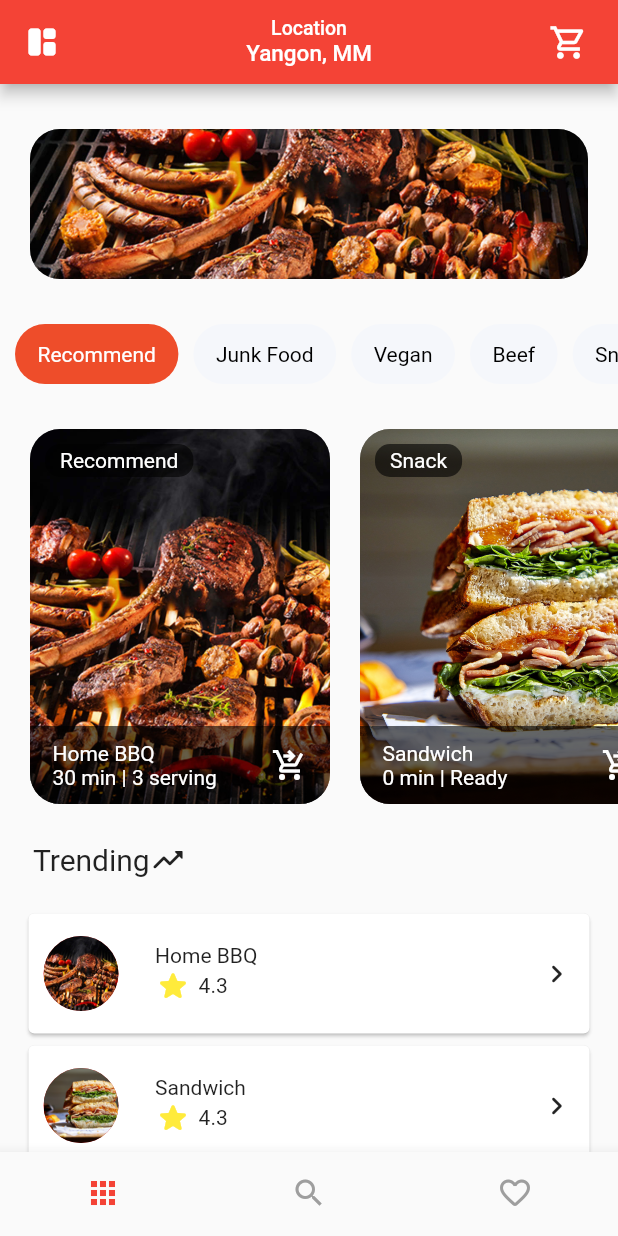
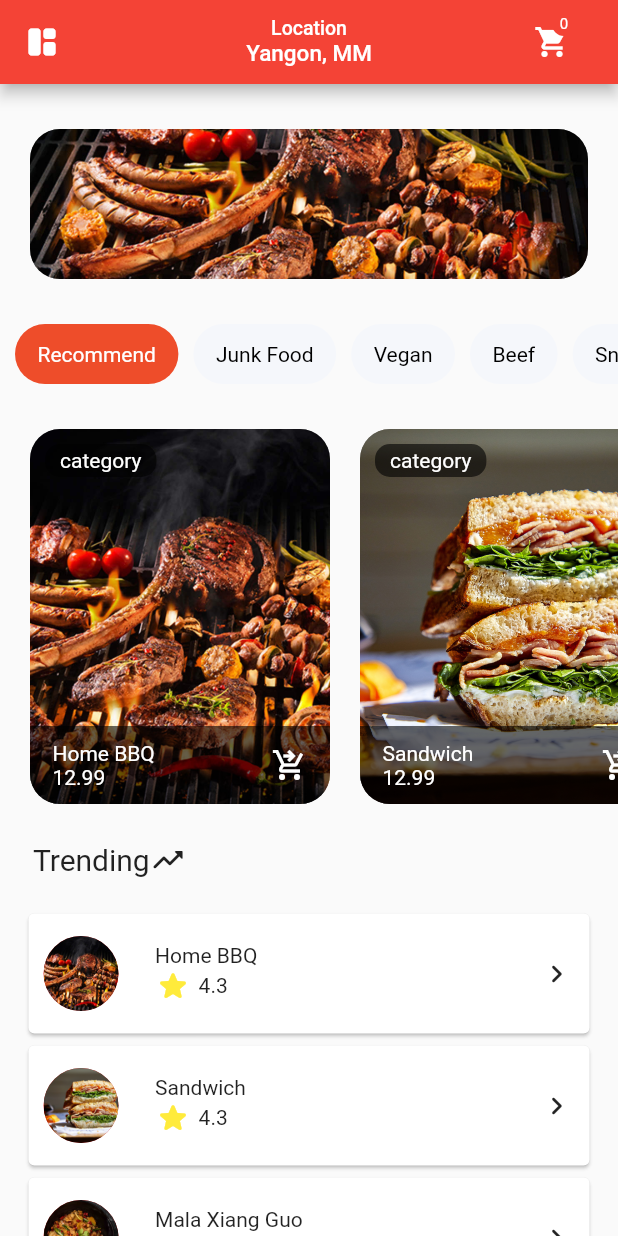
Before and after one commit to thetooaung07/flutter_foodly, a Flutter app: the screen it shows after launch, on a phone screen of 412 x 824 dp. Run offline on Flutter 3.47's test engine with Material 2 defaults, Android fonts, the phone set to English and light mode, and no system bars.

Commit message:
synchronize shopping cart and badge

```diff
--- /dev/null
+++ b/lib/components/badge.dart
@@ -0,0 +1,46 @@
+import 'package:flutter/material.dart';
+
+class Badge extends StatelessWidget {
+  final Widget child;
+  final String value;
+  final Color? color;
+  const Badge({
+    Key? key,
+    required this.child,
+    required this.value,
+    this.color,
+  }) : super(key: key);
+
+  @override
+  Widget build(BuildContext context) {
+    return Stack(
+      alignment: Alignment.center,
+      children: [
+        child,
+        Positioned(
+          right: 8,
+          top: 8,
+          child: Container(
+            padding: EdgeInsets.all(2.0),
+            // color: Theme.of(context).accentColor,
+            decoration: BoxDecoration(
+              borderRadius: BorderRadius.circular(10.0),
+              color: color != null ? color : Theme.of(context).accentColor,
+            ),
+            constraints: BoxConstraints(
+              minWidth: 16,
+              minHeight: 16,
+            ),
+            child: Text(
+              value,
+              textAlign: TextAlign.center,
+              style: TextStyle(
+                fontSize: 10,
+              ),
+            ),
+          ),
+        )
+      ],
+    );
+  }
+}
--- /dev/null
+++ b/lib/components/toggle_icon.dart
@@ -0,0 +1,33 @@
+import 'package:flutter/material.dart';
+import 'package:food_order/providers/cart.dart';
+import 'package:food_order/providers/product.dart';
+import 'package:provider/provider.dart';
+
+class ToggleIcon extends StatelessWidget {
+  bool isClicked = false;
+
+  @override
+  Widget build(BuildContext context) {
+    final cart = Provider.of<Cart>(context);
+
+    return Consumer<Product>(
+      builder: ((context, product, _) => GestureDetector(
+            onTap: () {
+              if (cart.items.containsKey(product.id)) {
+                cart.deleteItem(product.id);
+              } else {
+                product.toggleFavouriteStatus();
+                cart.addItem(
+                    product.id, product.price, product.title, product.imageUrl);
+              }
+            },
+            child: Icon(
+              cart.items.containsKey(product.id)
+                  ? Icons.delete
+                  : Icons.shopping_cart_checkout_outlined,
+              color: Colors.white,
+            ),
+          )),
+    );
+  }
+}
--- a/lib/main.dart
+++ b/lib/main.dart
@@ -1,11 +1,13 @@
 import 'package:flutter/material.dart';
+import 'package:food_order/components/badge.dart';
 import 'package:food_order/components/drawer/main_screen_drawer.dart';
-import 'package:food_order/model/shopping_cart_provider.dart';
 import 'package:food_order/pages/details_page.dart';
 import 'package:food_order/pages/navpages/home_page.dart';
 import 'package:food_order/pages/navpages/search_page.dart';
 import 'package:food_order/pages/navpages/user_profile.dart';
 import 'package:food_order/pages/shopping_cart_page.dart';
+import 'package:food_order/providers/cart.dart';
+import 'package:food_order/providers/products_provider.dart';
 import 'package:provider/provider.dart';
 
 void main() {
@@ -20,9 +22,8 @@ class MyApp extends StatelessWidget {
   Widget build(BuildContext context) {
     return MultiProvider(
       providers: [
-        ChangeNotifierProvider(
-          create: (_) => ShoppingCartProvider(),
-        )
+        ChangeNotifierProvider(create: (ctx) => ProductsProvider()),
+        ChangeNotifierProvider(create: (ctx) => Cart())
       ],
       child: MaterialApp(
         debugShowCheckedModeBanner: false,
@@ -30,7 +31,7 @@ class MyApp extends StatelessWidget {
           switch (settings.name) {
             case "home":
               return MaterialPageRoute(builder: (context) => (HomePage()));
-            case "detail_page":
+            case "details_page":
               return MaterialPageRoute(
                   builder: (context) => (DetailsPage(
                         imgPath: settings.arguments.toString(),
@@ -95,41 +96,45 @@ class _MainScreenState extends State<MainScreen> {
         centerTitle: true,
         actions: [
           Padding(
-              padding: EdgeInsets.only(right: 20.0),
-              child: GestureDetector(
-                onTap: () {
+            padding: EdgeInsets.only(right: 20.0),
+            child: Consumer<Cart>(
+              builder: (_, cart, ch) => Badge(
+                child: ch!,
+                value: cart.itemCount.toString(),
+              ),
+              child: IconButton(
+                icon: Icon(Icons.shopping_cart),
+                onPressed: () {
                   Navigator.of(context).pushNamed("shopping_cart_page");
                 },
-                child: Icon(
-                  Icons.shopping_cart_outlined,
-                  size: 26.0,
-                ),
-              )),
+              ),
+            ),
+          ),
         ],
       ),
       body: pages[currentIndex],
-      bottomNavigationBar: BottomNavigationBar(
-        selectedFontSize: 0,
-        unselectedFontSize: 0,
-        // backgroundColor: Colors.transparent,
-        type: BottomNavigationBarType.fixed,
-        currentIndex: currentIndex,
-        selectedItemColor: Colors.red,
-        unselectedItemColor: Colors.grey,
-        showUnselectedLabels: false,
-        showSelectedLabels: false,
-        onTap: onTap,
-        items: [
-          BottomNavigationBarItem(icon: Icon(Icons.apps), label: "Home"),
-          BottomNavigationBarItem(
-            icon: Icon(Icons.search),
-            label: "Search",
-          ),
-          // BottomNavigationBarItem(icon: Icon(Icons.bar_chart), label: "Bar"),
-          BottomNavigationBarItem(
-              icon: Icon(Icons.favorite_border_rounded), label: "Favourite"),
-        ],
-      ),
+      // bottomNavigationBar: BottomNavigationBar(
+      //   selectedFontSize: 0,
+      //   unselectedFontSize: 0,
+      //   // backgroundColor: Colors.transparent,
+      //   type: BottomNavigationBarType.fixed,
+      //   currentIndex: currentIndex,
+      //   selectedItemColor: Colors.red,
+      //   unselectedItemColor: Colors.grey,
+      //   showUnselectedLabels: false,
+      //   showSelectedLabels: false,
+      //   onTap: onTap,
+      //   items: [
+      //     BottomNavigationBarItem(icon: Icon(Icons.apps), label: "Home"),
+      //     BottomNavigationBarItem(
+      //       icon: Icon(Icons.search),
+      //       label: "Search",
+      //     ),
+      //     // BottomNavigationBarItem(icon: Icon(Icons.bar_chart), label: "Bar"),
+      //     BottomNavigationBarItem(
+      //         icon: Icon(Icons.favorite_border_rounded), label: "Favourite"),
+      //   ],
+      // ),
     );
   }
 }
--- a/lib/pages/details_page.dart
+++ b/lib/pages/details_page.dart
@@ -18,9 +18,7 @@ class DetailsPage extends StatelessWidget {
             children: [
               Stack(
                 children: [
-                  Hero(
-                    tag: imgPath,
-                    child: Container(
+                  Container(
                     height: 300,
                     width: MediaQuery.of(context).size.width,
                     decoration: BoxDecoration(
@@ -31,7 +29,6 @@ class DetailsPage extends StatelessWidget {
                         repeat: ImageRepeat.noRepeat,
                         image: new AssetImage(imgPath),
                         fit: BoxFit.cover,
-                        ),
                       ),
                     ),
                   ),
--- a/lib/pages/navpages/homepage/carousel_slider.dart
+++ b/lib/pages/navpages/homepage/carousel_slider.dart
@@ -1,6 +1,7 @@
 import 'package:flutter/material.dart';
-import 'package:food_order/model/shopping_cart.dart';
-import 'package:food_order/model/shopping_cart_provider.dart';
+import 'package:food_order/components/toggle_icon.dart';
+import 'package:food_order/providers/product.dart';
+import 'package:food_order/providers/products_provider.dart';
 import 'package:provider/provider.dart';
 
 const double BORDER_RADIUS = 20;
@@ -10,39 +11,29 @@ class CarouselSlider extends StatelessWidget {
 
   @override
   Widget build(BuildContext context) {
+    final productData = Provider.of<ProductsProvider>(context);
+    final products = productData.items;
     return Container(
       margin: EdgeInsets.symmetric(vertical: 10),
       height: 250,
       child: ListView(
         scrollDirection: Axis.horizontal,
         children: [
+          for (var item in products)
+            Row(
+              children: [
                 SizedBox(
                   width: 20,
                 ),
-          CarouselSliderItem(
-              imgPath: "assets/images/bbq.jpg",
-              category: "Recommend",
-              label: "Home BBQ",
-              waitingTime: "30 min | 3 serving"),
-          SizedBox(
-            width: 20,
+                ChangeNotifierProvider(
+                  create: (ctx) => item,
+                  child: CarouselSliderItem(
+                    product: item,
                   ),
-          CarouselSliderItem(
-              imgPath: "assets/images/sandwich.jpg",
-              category: "Snack",
-              label: "Sandwich",
-              waitingTime: "0 min | Ready"),
-          SizedBox(
-            width: 20,
+                )
+              ],
             ),
-          CarouselSliderItem(
-              imgPath: "assets/images/mala_xg.png",
-              category: "Junk Food",
-              label: "Mala Xiang Guo",
-              waitingTime: "10 min | 1 serving"),
-          SizedBox(
-            width: 20,
-          ),
+          SizedBox(width: 20),
         ],
       ),
     );
@@ -52,30 +43,23 @@ class CarouselSlider extends StatelessWidget {
 class CarouselSliderItem extends StatelessWidget {
   // ShoppingCart()
 
-  final String imgPath;
-  final String category;
-  final String label;
-  final String waitingTime;
+  final Product product;
 
-  const CarouselSliderItem(
-      {Key? key,
-      required this.imgPath,
-      required this.category,
-      required this.label,
-      required this.waitingTime})
-      : super(key: key);
+  const CarouselSliderItem({
+    Key? key,
+    required this.product,
+  }) : super(key: key);
 
   @override
   Widget build(BuildContext context) {
     return GestureDetector(
       onTap: () {
-        Navigator.of(context).pushNamed("detail_page", arguments: imgPath);
+        Navigator.of(context)
+            .pushNamed("details_page", arguments: product.imageUrl);
       },
       child: Stack(
         children: [
-          Hero(
-            tag: imgPath,
-            child: Container(
+          Container(
             width: 200,
             decoration: BoxDecoration(
               borderRadius: BorderRadius.circular(BORDER_RADIUS),
@@ -84,9 +68,8 @@ class CarouselSliderItem extends StatelessWidget {
                 alignment: Alignment.center,
                 matchTextDirection: true,
                 repeat: ImageRepeat.noRepeat,
-                  image: new AssetImage(imgPath),
+                image: new AssetImage(product.imageUrl),
                 fit: BoxFit.cover,
-                ),
               ),
             ),
           ),
@@ -109,33 +92,18 @@ class CarouselSliderItem extends StatelessWidget {
                     crossAxisAlignment: CrossAxisAlignment.start,
                     children: [
                       Text(
-                        label,
+                        product.title,
                         style: TextStyle(color: Colors.white),
                       ),
                       Text(
-                        waitingTime,
+                        product.price.toString(),
                         style: TextStyle(color: Colors.white),
                       )
                     ],
                   ),
                   GestureDetector(
-                    onTap: () {
-                      Provider.of<ShoppingCartProvider>(context, listen: false)
-                          .addItemToCart(
-                        ShoppingCart(
-                          imgPath: imgPath,
-                          category: category,
-                          label: label,
-                          waitingTime: waitingTime,
-                          description: "Somethings",
+                    child: ToggleIcon(),
                   ),
-                      );
-                    },
-                    child: Icon(
-                      Icons.shopping_cart_checkout_outlined,
-                      color: Colors.white,
-                    ),
-                  )
                 ],
               ),
             ),
@@ -144,7 +112,7 @@ class CarouselSliderItem extends StatelessWidget {
             top: 10,
             left: 10,
             child: CategoryItem(
-              category: category,
+              category: "category",
             ),
           ),
         ],
--- a/lib/pages/navpages/homepage/trending_order.dart
+++ b/lib/pages/navpages/homepage/trending_order.dart
@@ -1,34 +1,16 @@
 import 'package:flutter/material.dart';
 import 'package:food_order/components/star_rating_component.dart';
-import 'package:food_order/model/shopping_cart.dart';
+import 'package:food_order/providers/cart.dart';
+import 'package:food_order/providers/products_provider.dart';
+import 'package:provider/provider.dart';
 
 class TrendingOrder extends StatelessWidget {
   const TrendingOrder({Key? key}) : super(key: key);
 
   @override
   Widget build(BuildContext context) {
-    final List<ShoppingCart> ListData = [
-      ShoppingCart(
-          imgPath: "assets/images/bbq.jpg",
-          category: "Recommend",
-          label: "Home BBQ",
-          waitingTime: "30 min | 3 serving"),
-      ShoppingCart(
-          imgPath: "assets/images/sandwich.jpg",
-          category: "Snack",
-          label: "Sandwich",
-          waitingTime: "0 min | Ready"),
-      ShoppingCart(
-          imgPath: "assets/images/mala_xg.png",
-          category: "Junk Food",
-          label: "Mala Xiang Guo",
-          waitingTime: "10 min | 1 serving"),
-      ShoppingCart(
-          imgPath: "assets/images/bbq.jpg",
-          category: "Recommend",
-          label: "Home BBQ",
-          waitingTime: "30 min | 3 serving"),
-    ];
+    final products = Provider.of<ProductsProvider>(context).items;
+
     return Container(
         margin: EdgeInsets.all(15),
         child: Column(
@@ -53,44 +35,40 @@ class TrendingOrder extends StatelessWidget {
             SizedBox(
               height: 20,
             ),
+            for (var item in products)
               TrendingOrderCard(
-              data: ListData[0],
+                  data: CartItem(
+                      id: item.id,
+                      price: item.price,
+                      quantity: 1,
+                      imageUrl: item.imageUrl,
+                      title: item.title),
                   icon: Icon(Icons.keyboard_arrow_right_rounded),
-              onPressed: () => null),
-          TrendingOrderCard(
-              data: ListData[1],
-              icon: Icon(Icons.keyboard_arrow_right_rounded),
-              onPressed: () => null),
-          TrendingOrderCard(
-              data: ListData[2],
-              icon: Icon(Icons.keyboard_arrow_right_rounded),
-              onPressed: () => null),
-          TrendingOrderCard(
-              data: ListData[3],
-              icon: Icon(Icons.keyboard_arrow_right_rounded),
-              onPressed: () => null),
+                  onPressedCard: () => Navigator.of(context)
+                      .pushNamed("details_page", arguments: item.imageUrl)),
           ],
-      ),
-    );
+        ));
   }
 }
 
 class TrendingOrderCard extends StatelessWidget {
-  final ShoppingCart data;
+  final CartItem data;
   final Icon icon;
-  final Function() onPressed;
+  final Function()? onPressedIcon;
+  final Function()? onPressedCard;
   const TrendingOrderCard(
       {Key? key,
       required this.data,
       required this.icon,
-      required this.onPressed})
+      this.onPressedIcon,
+      this.onPressedCard})
       : super(key: key);
 
   @override
   Widget build(BuildContext context) {
     return Card(
       child: InkWell(
-        onTap: () {},
+        onTap: onPressedCard ?? null,
         child: Stack(
           children: <Widget>[
             Padding(
@@ -105,7 +83,7 @@ class TrendingOrderCard extends StatelessWidget {
                   children: <Widget>[
                     CircleAvatar(
                       radius: 25,
-                      backgroundImage: AssetImage(data.imgPath),
+                      backgroundImage: AssetImage(data.imageUrl),
                     ),
                     Container(
                       padding: EdgeInsets.fromLTRB(8.0, 5.0, 0.0, 5.0),
@@ -115,7 +93,7 @@ class TrendingOrderCard extends StatelessWidget {
                         crossAxisAlignment: CrossAxisAlignment.start,
                         children: <Widget>[
                           Text(
-                            data.label.toString(),
+                            data.title.toString(),
                             maxLines: 1,
                             overflow: TextOverflow.ellipsis,
                             // style: CustomTextStyle.textSubtitle2BlackShades(context),
@@ -128,7 +106,7 @@ class TrendingOrderCard extends StatelessWidget {
                       ),
                     ),
                     GestureDetector(
-                      onTap: () {},
+                      onTap: onPressedIcon ?? null,
                       child: icon,
                     )
                   ],
--- /dev/null
+++ b/lib/providers/cart.dart
@@ -0,0 +1,71 @@
+import 'package:flutter/material.dart';
+
+class CartItem {
+  final String id;
+  final String title;
+  final int quantity;
+  final double price;
+  final String imageUrl;
+
+  CartItem({
+    required this.id,
+    required this.title,
+    required this.quantity,
+    required this.price,
+    required this.imageUrl,
+  });
+}
+
+class Cart with ChangeNotifier {
+  Map<String, CartItem> _items = {};
+  Map<String, CartItem> get items {
+    return {..._items};
+  }
+
+  void addItem(String productId, double price, String title, String imageUrl) {
+    if (_items.containsKey(productId)) {
+      // change only quantity
+      _items.update(
+        productId,
+        (existingCartItem) => CartItem(
+            id: existingCartItem.id,
+            title: existingCartItem.title,
+            imageUrl: existingCartItem.imageUrl,
+            quantity: existingCartItem.quantity + 1,
+            price: existingCartItem.price),
+      );
+    } else {
+      _items.putIfAbsent(
+        productId,
+        () => CartItem(
+            id: productId,
+            title: title,
+            quantity: 1,
+            imageUrl: imageUrl,
+            price: price),
+      );
+    }
+
+    notifyListeners();
+  }
+
+  int get itemCount {
+    return _items.isEmpty ? 0 : _items.length;
+  }
+
+  double get totalAmount {
+    var total = 0.0;
+    _items.forEach((key, cartItem) {
+      total += cartItem.price * cartItem.quantity;
+    });
+
+    return total;
+  }
+
+  void deleteItem(String productId) {
+    print("remove is called $productId");
+    _items.remove(productId);
+    print(_items);
+    notifyListeners();
+  }
+}
--- /dev/null
+++ b/lib/providers/product.dart
@@ -0,0 +1,24 @@
+import 'package:flutter/material.dart';
+
+class Product with ChangeNotifier {
+  final String id;
+  final String title;
+  final String description;
+  final double price;
+  final String imageUrl;
+  bool isInCart;
+
+  Product({
+    required this.id,
+    required this.title,
+    required this.description,
+    required this.price,
+    required this.imageUrl,
+    this.isInCart = false,
+  });
+
+  void toggleFavouriteStatus() {
+    isInCart = !isInCart;
+    notifyListeners();
+  }
+}
--- /dev/null
+++ b/lib/providers/products_provider.dart
@@ -0,0 +1,41 @@
+import 'package:flutter/material.dart';
+import 'package:food_order/providers/product.dart';
+
+class ProductsProvider with ChangeNotifier {
+  List<Product> _items = [
+    Product(
+      id: "p1",
+      title: "Home BBQ",
+      description: "description",
+      price: 12.99,
+      imageUrl: "assets/images/bbq.jpg",
+    ),
+    Product(
+      id: "p2",
+      title: "Sandwich",
+      description: "description",
+      price: 12.99,
+      imageUrl: "assets/images/sandwich.jpg",
+    ),
+    Product(
+      id: "p3",
+      title: "Mala Xiang Guo",
+      description: "description",
+      price: 12.99,
+      imageUrl: "assets/images/mala_xg.png",
+    )
+  ];
+
+  List<Product> get items {
+    return [..._items];
+  }
+
+  void addProduct() {
+    // _items.add(value);
+    notifyListeners();
+  }
+
+  List<Product> get favouriteItems {
+    return _items.where((el) => el.isInCart).toList();
+  }
+}
--- a/pubspec.yaml
+++ b/pubspec.yaml
@@ -34,6 +34,9 @@ dependencies:
   # Use with the CupertinoIcons class for iOS style icons.
   cupertino_icons: ^1.0.2
   provider: ^6.0.2
+  starlight_http_cached:
+    git:
+      url: https://github.com/YeMyoAung/starlight_http_cached.git
 
 dev_dependencies:
   flutter_test:
```
Also changed, not shown: lib/components/drawer/drawer_header.dart (+17 -5 lines), lib/model/shopping_cart_provider.dart (+18 -1 lines), lib/pages/shopping_cart_page.dart (+13 -13 lines), pubspec.lock. Lines whose indentation alone changed are shown as unchanged.
